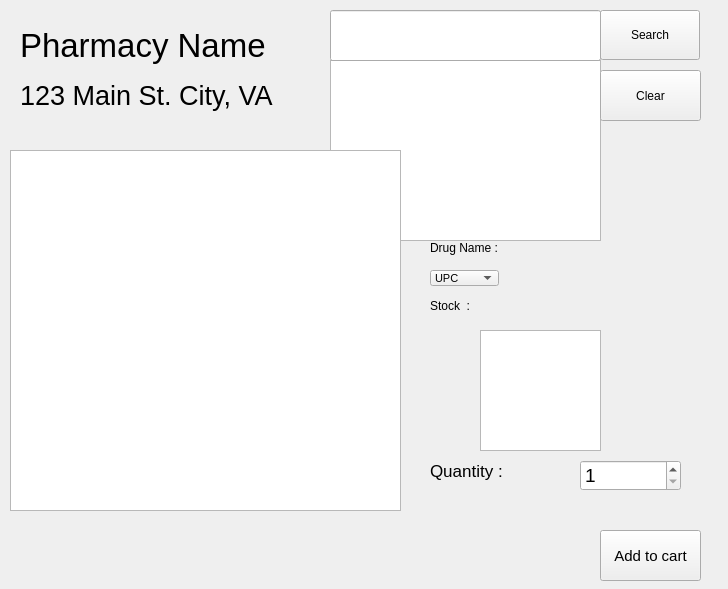
First picture: the form in salescreen.ui, repository WNewsome/Pharmaceutical-Point-of-Sale, before the edit.
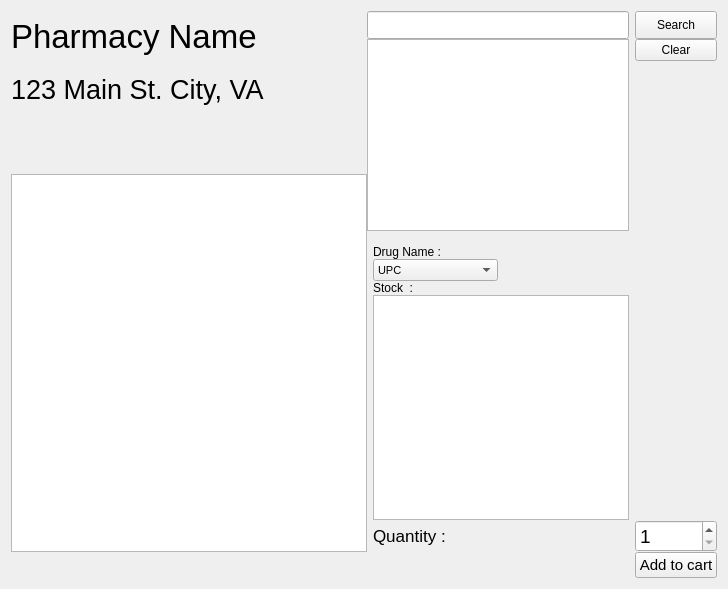
Second picture: the form after the edit. Custom widgets are drawn as their Qt base class.

What changed in the file:
```diff
--- a/salescreen.ui
+++ b/salescreen.ui
@@ -13,15 +13,12 @@
   <property name="windowTitle">
    <string>Form</string>
   </property>
+  <layout class="QGridLayout" name="gridLayout">
+   <property name="verticalSpacing">
+    <number>0</number>
+   </property>
+   <item row="2" column="0">
   <widget class="QLabel" name="label_4">
-   <property name="geometry">
-    <rect>
-     <x>20</x>
-     <y>80</y>
-     <width>311</width>
-     <height>31</height>
-    </rect>
-   </property>
    <property name="font">
     <font>
      <pointsize>20</pointsize>
@@ -31,69 +28,29 @@
     <string>123 Main St. City, VA</string>
    </property>
   </widget>
-  <widget class="DoubleClickList" name="items_dropdown">
-   <property name="geometry">
-    <rect>
-     <x>330</x>
-     <y>60</y>
-     <width>271</width>
-     <height>181</height>
-    </rect>
-   </property>
+   </item>
+   <item row="12" column="4">
+    <widget class="QPushButton" name="cartButton">
    <property name="font">
     <font>
-     <pointsize>15</pointsize>
-    </font>
-   </property>
-   <property name="mouseTracking">
-    <bool>true</bool>
-   </property>
-  </widget>
-  <widget class="QPushButton" name="search_button">
-   <property name="geometry">
-    <rect>
-     <x>600</x>
-     <y>10</y>
-     <width>100</width>
-     <height>50</height>
-    </rect>
-   </property>
-   <property name="maximumSize">
-    <size>
-     <width>100</width>
-     <height>100</height>
-    </size>
+       <pointsize>11</pointsize>
+      </font>
    </property>
    <property name="text">
-    <string>Search</string>
-   </property>
-  </widget>
-  <widget class="DoubleClickList" name="items_list">
-   <property name="geometry">
-    <rect>
-     <x>10</x>
-     <y>150</y>
-     <width>391</width>
-     <height>361</height>
-    </rect>
-   </property>
-   <property name="font">
-    <font>
-     <pointsize>15</pointsize>
-    </font>
-   </property>
-   <property name="mouseTracking">
-    <bool>true</bool>
-   </property>
-  </widget>
+      <string>Add to cart</string>
+     </property>
+    </widget>
+   </item>
+   <item row="10" column="2" colspan="2">
+    <widget class="QGraphicsView" name="graphicsView"/>
+   </item>
+   <item row="0" column="0" rowspan="2">
   <widget class="QLabel" name="label_3">
-   <property name="geometry">
-    <rect>
-     <x>20</x>
-     <y>10</y>
-     <width>311</width>
-     <height>71</height>
-    </rect>
+     <property name="sizePolicy">
+      <sizepolicy hsizetype="MinimumExpanding" vsizetype="MinimumExpanding">
+       <horstretch>0</horstretch>
+       <verstretch>0</verstretch>
+      </sizepolicy>
    </property>
    <property name="font">
     <font>
@@ -104,69 +61,136 @@
     <string>Pharmacy Name</string>
    </property>
   </widget>
-  <widget class="QLineEdit" name="search_lineEdit">
-   <property name="geometry">
-    <rect>
-     <x>330</x>
-     <y>10</y>
-     <width>271</width>
-     <height>51</height>
-    </rect>
-   </property>
-   <property name="font">
-    <font>
-     <pointsize>13</pointsize>
-    </font>
-   </property>
-  </widget>
-  <widget class="QPushButton" name="clearButton">
-   <property name="geometry">
-    <rect>
-     <x>600</x>
-     <y>70</y>
-     <width>101</width>
-     <height>51</height>
-    </rect>
-   </property>
+   </item>
+   <item row="3" column="4">
+    <widget class="QLabel" name="label_8">
    <property name="text">
-    <string>Clear</string>
-   </property>
-  </widget>
+      <string/>
+     </property>
+    </widget>
+   </item>
+   <item row="4" column="0" rowspan="8" colspan="2">
+    <widget class="DoubleClickList" name="items_list">
+     <property name="font">
+      <font>
+       <pointsize>15</pointsize>
+      </font>
+     </property>
+     <property name="mouseTracking">
+      <bool>true</bool>
+     </property>
+    </widget>
+   </item>
+   <item row="1" column="1" rowspan="4" colspan="3">
+    <widget class="DoubleClickList" name="items_dropdown">
+     <property name="font">
+      <font>
+       <pointsize>15</pointsize>
+      </font>
+     </property>
+     <property name="mouseTracking">
+      <bool>true</bool>
+     </property>
+    </widget>
+   </item>
+   <item row="7" column="2">
   <widget class="QLabel" name="label">
-   <property name="geometry">
-    <rect>
-     <x>430</x>
-     <y>240</y>
-     <width>71</width>
-     <height>16</height>
-    </rect>
-   </property>
    <property name="text">
     <string>Drug Name :</string>
    </property>
   </widget>
+   </item>
+   <item row="11" column="4">
+    <widget class="QSpinBox" name="spinBox">
+     <property name="font">
+      <font>
+       <pointsize>14</pointsize>
+      </font>
+     </property>
+     <property name="minimum">
+      <number>1</number>
+     </property>
+    </widget>
+   </item>
+   <item row="9" column="4">
+    <widget class="QLabel" name="drug_stock">
+     <property name="text">
+      <string/>
+     </property>
+    </widget>
+   </item>
+   <item row="7" column="4">
   <widget class="QLabel" name="drug_name">
-   <property name="geometry">
-    <rect>
-     <x>530</x>
-     <y>240</y>
-     <width>191</width>
-     <height>16</height>
-    </rect>
-   </property>
+     <property name="text">
+      <string/>
+     </property>
+    </widget>
+   </item>
+   <item row="4" column="4">
+    <widget class="QLabel" name="label_9">
    <property name="text">
     <string/>
    </property>
   </widget>
+   </item>
+   <item row="8" column="4">
+    <widget class="QLabel" name="drug_code">
+     <property name="text">
+      <string/>
+     </property>
+    </widget>
+   </item>
+   <item row="11" column="2" colspan="2">
+    <widget class="QLabel" name="label_5">
+     <property name="font">
+      <font>
+       <pointsize>13</pointsize>
+      </font>
+     </property>
+     <property name="text">
+      <string>Quantity :</string>
+     </property>
+    </widget>
+   </item>
+   <item row="0" column="1" colspan="3">
+    <widget class="QLineEdit" name="search_lineEdit">
+     <property name="font">
+      <font>
+       <pointsize>13</pointsize>
+      </font>
+     </property>
+    </widget>
+   </item>
+   <item row="1" column="4">
+    <widget class="QPushButton" name="clearButton">
+     <property name="text">
+      <string>Clear</string>
+     </property>
+    </widget>
+   </item>
+   <item row="9" column="2">
+    <widget class="QLabel" name="label_2">
+     <property name="text">
+      <string>Stock  :</string>
+     </property>
+    </widget>
+   </item>
+   <item row="3" column="0">
+    <widget class="QLabel" name="label_6">
+     <property name="text">
+      <string/>
+     </property>
+    </widget>
+   </item>
+   <item row="2" column="4">
+    <widget class="QLabel" name="label_7">
+     <property name="text">
+      <string/>
+     </property>
+    </widget>
+   </item>
+   <item row="8" column="2">
   <widget class="QComboBox" name="comboBox">
-   <property name="geometry">
-    <rect>
-     <x>430</x>
-     <y>270</y>
-     <width>69</width>
-     <height>16</height>
-    </rect>
-   </property>
    <property name="font">
     <font>
      <pointsize>8</pointsize>
@@ -199,109 +223,28 @@
     </property>
    </item>
   </widget>
-  <widget class="QLabel" name="drug_code">
-   <property name="geometry">
-    <rect>
-     <x>530</x>
-     <y>270</y>
-     <width>191</width>
-     <height>16</height>
-    </rect>
+   </item>
+   <item row="0" column="4">
+    <widget class="QPushButton" name="search_button">
+     <property name="maximumSize">
+      <size>
+       <width>100</width>
+       <height>100</height>
+      </size>
    </property>
    <property name="text">
-    <string/>
-   </property>
-  </widget>
-  <widget class="QLabel" name="label_2">
-   <property name="geometry">
-    <rect>
-     <x>430</x>
-     <y>300</y>
-     <width>54</width>
-     <height>12</height>
-    </rect>
-   </property>
+      <string>Search</string>
+     </property>
+    </widget>
+   </item>
+   <item row="5" column="4">
+    <widget class="QLabel" name="label_10">
    <property name="text">
-    <string>Stock  :</string>
-   </property>
-  </widget>
-  <widget class="QLabel" name="drug_stock">
-   <property name="geometry">
-    <rect>
-     <x>530</x>
-     <y>300</y>
-     <width>191</width>
-     <height>16</height>
-    </rect>
-   </property>
-   <property name="text">
     <string/>
    </property>
   </widget>
-  <widget class="QLabel" name="label_5">
-   <property name="geometry">
-    <rect>
-     <x>430</x>
-     <y>450</y>
-     <width>91</width>
-     <height>41</height>
-    </rect>
-   </property>
-   <property name="font">
-    <font>
-     <pointsize>13</pointsize>
-    </font>
-   </property>
-   <property name="text">
-    <string>Quantity :</string>
-   </property>
-  </widget>
-  <widget class="QSpinBox" name="spinBox">
-   <property name="geometry">
-    <rect>
-     <x>580</x>
-     <y>460</y>
-     <width>101</width>
-     <height>31</height>
-    </rect>
-   </property>
-   <property name="font">
-    <font>
-     <pointsize>14</pointsize>
-    </font>
-   </property>
-   <property name="minimum">
-    <number>1</number>
-   </property>
-  </widget>
-  <widget class="QPushButton" name="cartButton">
-   <property name="geometry">
-    <rect>
-     <x>600</x>
-     <y>530</y>
-     <width>101</width>
-     <height>51</height>
-    </rect>
-   </property>
-   <property name="font">
-    <font>
-     <pointsize>11</pointsize>
-    </font>
-   </property>
-   <property name="text">
-    <string>Add to cart</string>
-   </property>
-  </widget>
-  <widget class="QGraphicsView" name="graphicsView">
-   <property name="geometry">
-    <rect>
-     <x>480</x>
-     <y>330</y>
-     <width>121</width>
-     <height>121</height>
-    </rect>
-   </property>
-  </widget>
+   </item>
+  </layout>
  </widget>
  <customwidgets>
   <customwidget>
```
Lines whose indentation alone changed are shown as unchanged.
